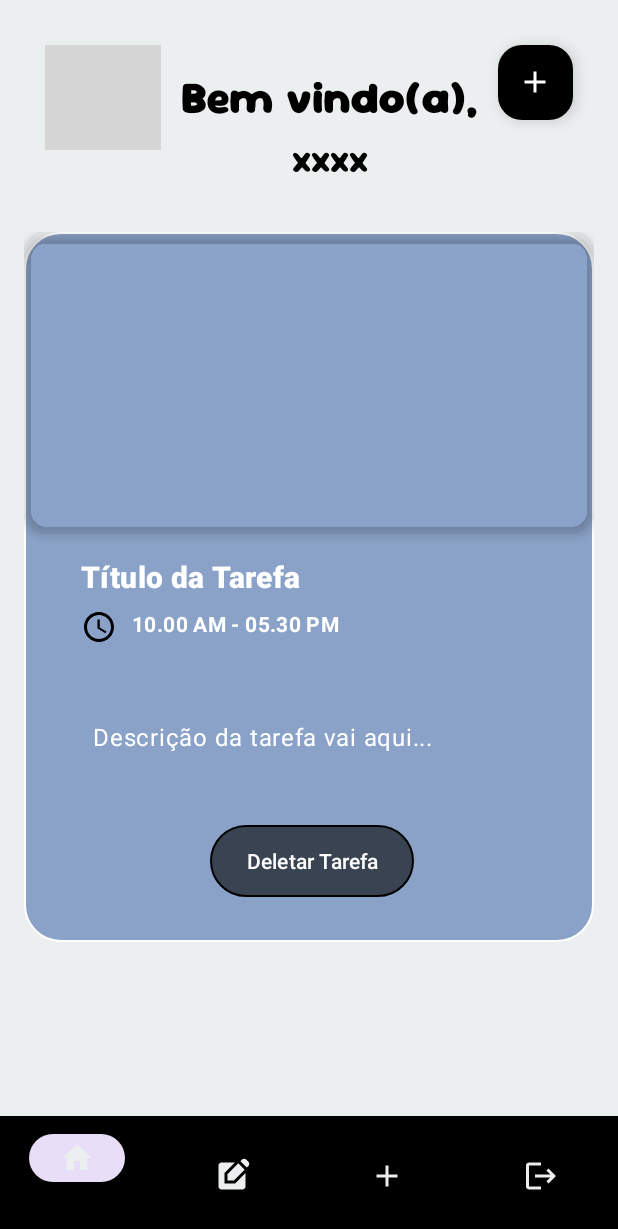
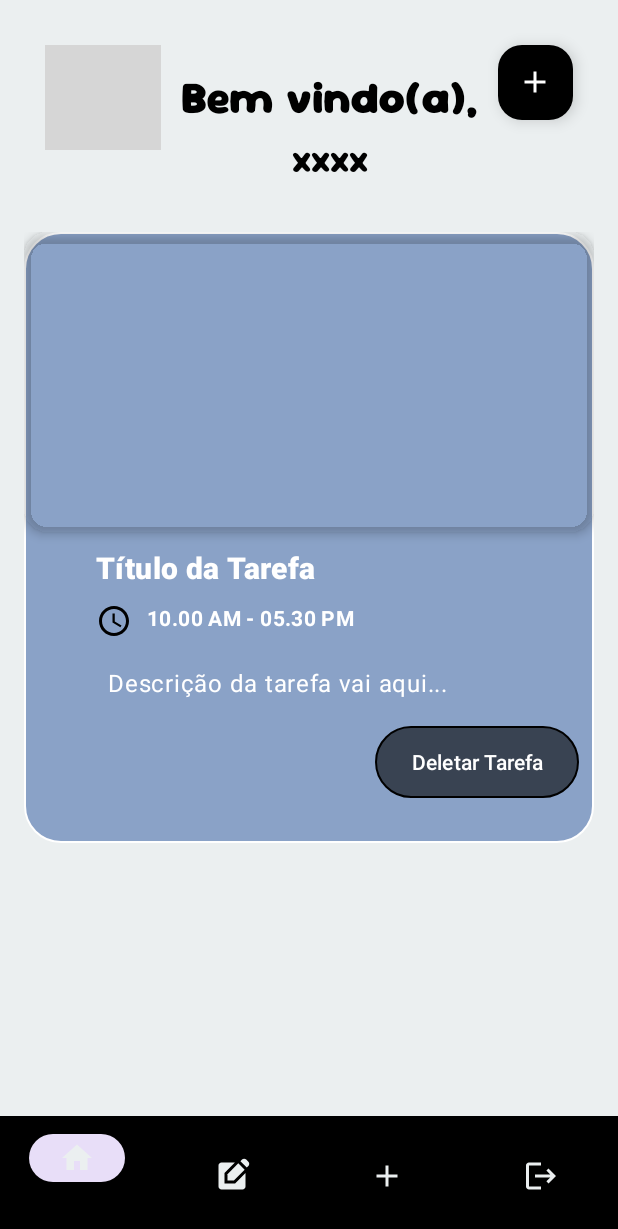
Before and after one commit to Erika-Santana/Planner, an Android app: the fragment TasksFragment placed in its activity, on a phone screen of 412 x 824 dp. Shown: the top 1229 px of the screen. Run offline under Robolectric (Android 15) with nearby library versions, the phone set to English and light mode, and no system bars; our stand-ins replace Firebase (no records; nobody signed in at launch, a user with empty details on screens opened directly); libraries missing offline, so code that uses them is left out: androidx.databinding.adapters; 1 statement that could not run was skipped; grey boxes are pictures that could not be loaded.

Commit message:
Ajustes das recycler views

```diff
--- a/app/src/main/java/br/edu/ifsp/dmo1/plannersensorial/helper/ReconhecimentoHelper.kt
+++ b/app/src/main/java/br/edu/ifsp/dmo1/plannersensorial/helper/ReconhecimentoHelper.kt
@@ -38,7 +38,7 @@ class ReconhecimentoHelper(
             }
 
             override fun onError(error: Int) {
-                callback.onErroReconhecimento("Erro $error")
+                //callback.onErroReconhecimento("Erro $error")
             }
 
             override fun onReadyForSpeech(params: Bundle?) {}
--- a/app/src/main/java/br/edu/ifsp/dmo1/plannersensorial/model/entities/Task.kt
+++ b/app/src/main/java/br/edu/ifsp/dmo1/plannersensorial/model/entities/Task.kt
@@ -7,12 +7,13 @@ import com.google.firebase.Timestamp
 class Task( var id: String = "",
             var title: String = "",
              var descricao: String = "",
+                var stabilty: Int = 0,
              var statusLevel: Priorities = Priorities.OK,
              var data: Timestamp = Timestamp.now(),
              var uid: String = "",
               var imageTask: String = ""): Parcelable {
 
-    constructor() : this("","", "", Priorities.OK, Timestamp.now(), "", "")
+    constructor() : this("","", "", 0, Priorities.OK, Timestamp.now(), "", "")
 
     override fun toString(): String {
         return "Task(id='$id', title='$title', descricao='$descricao', statusLevel=$statusLevel, data=$data, uid='$uid')"
--- a/app/src/main/java/br/edu/ifsp/dmo1/plannersensorial/model/entities/firebase/TaskDatabase.kt
+++ b/app/src/main/java/br/edu/ifsp/dmo1/plannersensorial/model/entities/firebase/TaskDatabase.kt
@@ -179,7 +179,6 @@ class TaskDatabase {
     fun deleteTaskById(taskId: String, callback: (Boolean) -> Unit) {
 
         val db = Firebase.firestore
-
             db.collection("tasks")
             .document(taskId)
             .delete()
--- a/app/src/main/java/br/edu/ifsp/dmo1/plannersensorial/ui/activities/MainActivity.kt
+++ b/app/src/main/java/br/edu/ifsp/dmo1/plannersensorial/ui/activities/MainActivity.kt
@@ -29,6 +29,7 @@ import br.edu.ifsp.dmo1.plannersensorial.helper.ReconhecimentoHelper
 import br.edu.ifsp.dmo1.plannersensorial.helper.TaskNotificationReceiver
 import br.edu.ifsp.dmo1.plannersensorial.model.entities.Priorities
 import br.edu.ifsp.dmo1.plannersensorial.model.entities.Task
+import br.edu.ifsp.dmo1.plannersensorial.model.entities.TaskReloadType
 import br.edu.ifsp.dmo1.plannersensorial.model.entities.firebase.TaskDatabase
 import br.edu.ifsp.dmo1.plannersensorial.ui.Base64Converter
 import br.edu.ifsp.dmo1.plannersensorial.ui.fragments.HomeFragment
@@ -36,6 +37,7 @@ import br.edu.ifsp.dmo1.plannersensorial.ui.fragments.TasksFragment
 import br.edu.ifsp.dmo1.plannersensorial.ui.viewModel.TaskViewModel
 import com.bumptech.glide.Glide
 import com.google.android.material.floatingactionbutton.FloatingActionButton
+import com.google.firebase.Firebase
 import com.google.firebase.Timestamp
 import com.google.firebase.auth.FirebaseAuth
 import com.google.firebase.firestore.firestore
@@ -77,8 +79,20 @@ class MainActivity : AppCompatActivity(), CameraHelper.Callback {
         repository = TaskDatabase()
         taskViewModel = ViewModelProvider(this)[TaskViewModel::class.java]
         notificacaoHelper = NotificacaoHelper(this)
-        originalBitmap = BitmapFactory.decodeResource(resources, R.drawable.imagem_generica3)
 
+
+        val imagensGenericas = listOf(
+            R.drawable.imagem_generica2,
+            R.drawable.imagem_generica3,
+            R.drawable.imagem_generica4,
+            R.drawable.imagem_generica5,
+            R.drawable.imagem_generica6
+
+        )
+
+        val imagemEscolhida = imagensGenericas.random()
+
+        originalBitmap = BitmapFactory.decodeResource(resources, imagemEscolhida)
 
         val taskId = intent.getStringExtra("taskId")
         if (!taskId.isNullOrEmpty()) {
@@ -105,7 +119,7 @@ class MainActivity : AppCompatActivity(), CameraHelper.Callback {
 
     private fun reloadInfos() {
         val email = firebaseAuth.currentUser?.email ?: return
-        val db = com.google.firebase.Firebase.firestore
+        val db = Firebase.firestore
 
         db.collection("usuarios").document(email).get()
             .addOnCompleteListener { task ->
@@ -281,15 +295,29 @@ class MainActivity : AppCompatActivity(), CameraHelper.Callback {
             }
 
             val imageString = Base64Converter.drawableToString(BitmapDrawable(resources, originalBitmap))
+
+            val imagensGenericas = listOf(
+                R.drawable.imagem_generica2,
+                R.drawable.imagem_generica3,
+                R.drawable.imagem_generica4,
+                R.drawable.imagem_generica5,
+                R.drawable.imagem_generica6
+
+            )
+            val imagemEscolhida = imagensGenericas.random()
+
+            originalBitmap = BitmapFactory.decodeResource(resources, imagemEscolhida)
             taskViewModel.createTaskAndReturn(title, descricao, statusValue, dataSelecionada!!, imageString) { sucesso, task ->
                 if (sucesso && task != null) {
                     notificacaoHelper.exibirNotificacao("Tarefa criada!", "Sua tarefa foi adicionada com sucesso.")
                     agendarNotificacao(task)
+                    taskViewModel.carregarTasksDoDiaParaHorizontal()
+                    taskViewModel.carregarTasksDoUsuario(TaskReloadType.DAY)
                 } else {
                     notificacaoHelper.exibirNotificacao("Erro", "Tarefa não foi criada!")
                 }
             }
-            taskViewModel.carregarTasksDoDiaParaHorizontal()
+
             alertDialog.dismiss()
         }
     }
--- a/app/src/main/java/br/edu/ifsp/dmo1/plannersensorial/ui/adapter/TaskAdapter.kt
+++ b/app/src/main/java/br/edu/ifsp/dmo1/plannersensorial/ui/adapter/TaskAdapter.kt
@@ -53,8 +53,11 @@ class TaskAdapter(private var tasks: List<Task> = emptyList(),
     }
 
     fun updateTasks(newTasks: List<Task>) {
-        this.tasks = newTasks
-        notifyDataSetChanged()
+        if (tasks != newTasks) {
+            this.tasks = newTasks
+            notifyDataSetChanged()
+        }
     }
 
+
 }
--- a/app/src/main/java/br/edu/ifsp/dmo1/plannersensorial/ui/fragments/HomeFragment.kt
+++ b/app/src/main/java/br/edu/ifsp/dmo1/plannersensorial/ui/fragments/HomeFragment.kt
@@ -31,9 +31,7 @@ class HomeFragment : Fragment() {
     }
 
     fun toggleButton(){
-        val toggleGroup = view?.findViewById<MaterialButtonToggleGroup>(R.id.toggleGroupFiltro)
-        if (toggleGroup != null) {
-
+        val toggleGroup = _binding.toggleGroupFiltro
             toggleGroup.addOnButtonCheckedListener { group, checkedId, isChecked ->
                 if (isChecked) {
                     when (checkedId) {
@@ -44,7 +42,7 @@ class HomeFragment : Fragment() {
                     }
                 }
             }
-        }
+
     }
 
     override fun onCreateView(
@@ -59,6 +57,7 @@ class HomeFragment : Fragment() {
             super.onViewCreated(view, savedInstanceState)
             toggleButton()
             configAdapter()
+
            taskViewModel.taskListHorizontal.observe(viewLifecycleOwner) { tarefasFixas ->
                taskAdapterHorizontal.updateTasks(tarefasFixas)
 
@@ -78,8 +77,7 @@ class HomeFragment : Fragment() {
                    _binding.naoExistemTarefas2.visibility = View.GONE
                }
            }
-           taskViewModel.carregarTasksDoUsuario(TaskReloadType.DAY)
-           taskViewModel.carregarTasksDoDiaParaHorizontal()
+
         }
 
 
@@ -118,9 +116,4 @@ class HomeFragment : Fragment() {
         _binding.recyclerView.adapter = taskAdapter
     }
 
-    override fun onResume() {
-        super.onResume()
-        taskViewModel.carregarTasksDoUsuario(TaskReloadType.DAY)
-        taskViewModel.carregarTasksDoDiaParaHorizontal()
-    }
 }
--- a/app/src/main/java/br/edu/ifsp/dmo1/plannersensorial/ui/viewModel/TaskViewModel.kt
+++ b/app/src/main/java/br/edu/ifsp/dmo1/plannersensorial/ui/viewModel/TaskViewModel.kt
@@ -27,6 +27,7 @@ class TaskViewModel: ViewModel() {
     private val _selectedTask = MutableLiveData<Task?>()
     val selectedTask: LiveData<Task?> = _selectedTask
 
+
     fun carregarTasksDoUsuario(type: TaskReloadType) {
         viewModelScope.launch {
             val lista = databaseTask.selectTaskByTopic(type)
@@ -52,6 +53,11 @@ class TaskViewModel: ViewModel() {
         databaseTask.createTask(title, descricao, statusLevel, data, image) { success, task ->
             callback(success, task)
             _status.postValue(true)
+
+            if (success) {
+                carregarTasksDoUsuario(TaskReloadType.DAY)
+                carregarTasksDoDiaParaHorizontal()
+            }
         }
     }
 
--- a/app/src/main/res/layout/activity_login.xml
+++ b/app/src/main/res/layout/activity_login.xml
@@ -83,7 +83,7 @@
         android:id="@+id/button_logar"
         android:layout_width="150dp"
         android:layout_height="wrap_content"
-        android:layout_marginTop="20dp"
+        android:layout_marginTop="40dp"
         android:backgroundTint="@color/cinza"
         android:text="Login"
         android:textColor="#FFFFFF"
--- a/app/src/main/res/layout/activity_profile.xml
+++ b/app/src/main/res/layout/activity_profile.xml
@@ -42,6 +42,7 @@
     <EditText
         android:id="@+id/nome_publico"
         android:hint="Digite o usuário(público)"
+        android:textColor="@color/black"
         app:layout_constraintEnd_toEndOf="parent"
         app:layout_constraintStart_toStartOf="parent"
         app:layout_constraintTop_toBottomOf="@+id/imagem_profile"
@@ -64,6 +65,7 @@
         android:hint="Nome completo"
         android:layout_width="match_parent"
         android:layout_height="60dp"
+        android:textColor="@color/black"
         android:layout_marginStart="16dp"
         android:layout_marginTop="32dp"
         android:layout_marginEnd="16dp"
--- a/app/src/main/res/layout/fragment_home.xml
+++ b/app/src/main/res/layout/fragment_home.xml
@@ -127,10 +127,9 @@
             <androidx.recyclerview.widget.RecyclerView
                 android:id="@+id/recycler_view"
                 android:layout_width="match_parent"
-                android:layout_height="500dp"
+                android:layout_height="270dp"
                 android:layout_margin="22dp"
                 android:layout_marginTop="20dp"
-                app:layout_constraintBottom_toBottomOf="parent"
                 app:layout_constraintEnd_toEndOf="parent"
                 app:layout_constraintHorizontal_bias="0.636"
                 app:layout_constraintStart_toStartOf="parent"
--- a/app/src/main/res/layout/fragment_tasks.xml
+++ b/app/src/main/res/layout/fragment_tasks.xml
@@ -2,16 +2,14 @@
 <ScrollView xmlns:android="http://schemas.android.com/apk/res/android"
     xmlns:app="http://schemas.android.com/apk/res-auto"
     android:layout_width="match_parent"
-    android:layout_height="match_parent"
+    android:layout_height="wrap_content"
     android:layout_margin="16dp"
-    android:background="@drawable/borda_high_priority"
-    >
+    android:background="@drawable/borda_high_priority" >
 
     <androidx.constraintlayout.widget.ConstraintLayout
         android:layout_width="match_parent"
         android:layout_height="wrap_content"
-       android:paddingBottom="30dp"
-        >
+       android:paddingBottom="30dp">
 
 
         <androidx.constraintlayout.widget.Guideline
@@ -24,7 +22,6 @@
 
         <androidx.cardview.widget.CardView
             android:id="@+id/cardImage"
-
             android:layout_width="match_parent"
             android:layout_height="200dp"
             android:layout_marginBottom="32dp"
@@ -46,6 +43,7 @@
                 android:adjustViewBounds="true"
                 android:scaleType="centerCrop"
                 android:src="@drawable/ic_task_placeholder" />
+
         </androidx.cardview.widget.CardView>
 
         <TextView
@@ -57,6 +55,7 @@
             android:textStyle="bold"
             android:textColor="#FFFFFF"
             android:layout_marginTop="16dp"
+            android:layout_margin="10dp"
             app:layout_constraintTop_toBottomOf="@id/cardImage"
             app:layout_constraintStart_toStartOf="@id/guidelineVertical"
             app:layout_constraintEnd_toEndOf="parent" />
@@ -72,6 +71,7 @@
             android:text="10.00 AM - 05.30 PM"
             android:textAppearance="?attr/textAppearanceBody2"
             android:textColor="#FFFFFF"
+            android:layout_margin="10dp"
             android:textStyle="bold"
             app:layout_constraintEnd_toEndOf="parent"
             app:layout_constraintStart_toStartOf="@+id/guidelineVertical"
@@ -83,6 +83,7 @@
             android:layout_height="wrap_content"
             android:layout_marginTop="20dp"
             android:padding="8dp"
+            android:layout_margin="10dp"
             android:text="Descrição da tarefa vai aqui..."
             android:textAppearance="?attr/textAppearanceBody1"
             android:textColor="#FFFFFF"
@@ -91,14 +92,15 @@
             app:layout_constraintHorizontal_bias="0.0"
             app:layout_constraintStart_toStartOf="@id/guidelineVertical"
             app:layout_constraintTop_toBottomOf="@id/taskDate"
-            app:layout_constraintVertical_bias="0.2" />
+            app:layout_constraintVertical_bias="0.0" />
 
         <com.google.android.material.button.MaterialButton
             android:id="@+id/btnDeletar"
             android:layout_width="wrap_content"
             android:layout_height="wrap_content"
-            android:layout_marginTop="40dp"
-            android:layout_marginEnd="120dp"
+            android:layout_margin="10dp"
+            android:layout_marginTop="20dp"
+            android:layout_marginEnd="8dp"
             android:background="@drawable/borda_high_priority"
             android:text="Deletar Tarefa"
             android:textColor="#FFFFFF"
--- a/app/src/main/res/layout/recycler_view_tasks.xml
+++ b/app/src/main/res/layout/recycler_view_tasks.xml
@@ -1,6 +1,7 @@
 <?xml version="1.0" encoding="utf-8"?>
 <androidx.constraintlayout.widget.ConstraintLayout xmlns:android="http://schemas.android.com/apk/res/android"
     xmlns:app="http://schemas.android.com/apk/res-auto"
+    xmlns:tools="http://schemas.android.com/tools"
     android:layout_width="match_parent"
     android:layout_height="130dp"
     android:background="@drawable/borda_high_priority"
@@ -40,8 +41,9 @@
 
     <ImageButton
         android:id="@+id/btnOpenTask"
-        android:layout_width="30dp"
-        android:layout_height="30dp"
+        android:layout_width="48dp"
+        android:layout_height="40dp"
+        android:layout_marginEnd="4dp"
         android:background="@drawable/bg_circle_white"
         android:contentDescription="Abrir tarefa"
         android:elevation="4dp"
```
Also changed, not shown: app/src/main/java/br/edu/ifsp/dmo1/plannersensorial/helper/TaskNotificationReceiver.kt (+23 -0 lines), app/src/main/res/layout/fragment_insert_task.xml (+42 -38 lines), app/src/main/res/layout/item_layout.xml (+16 -14 lines).
